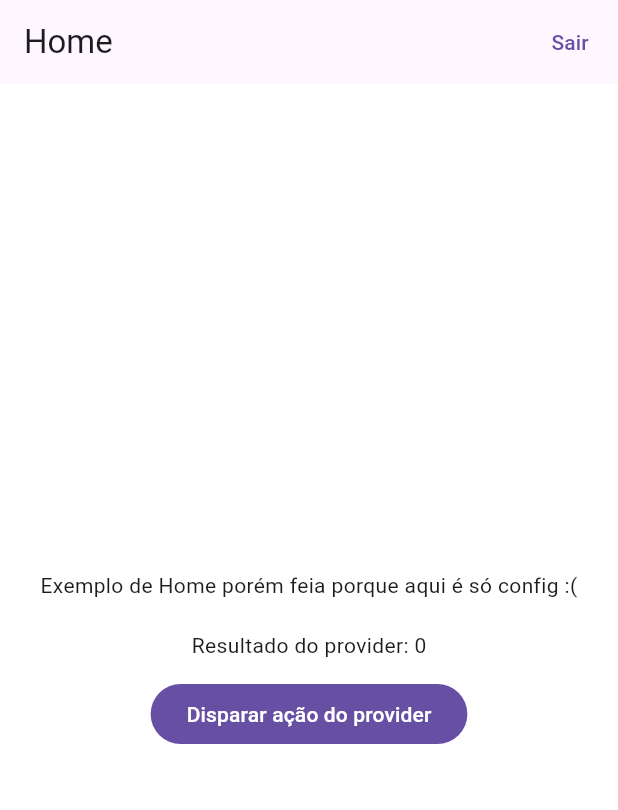
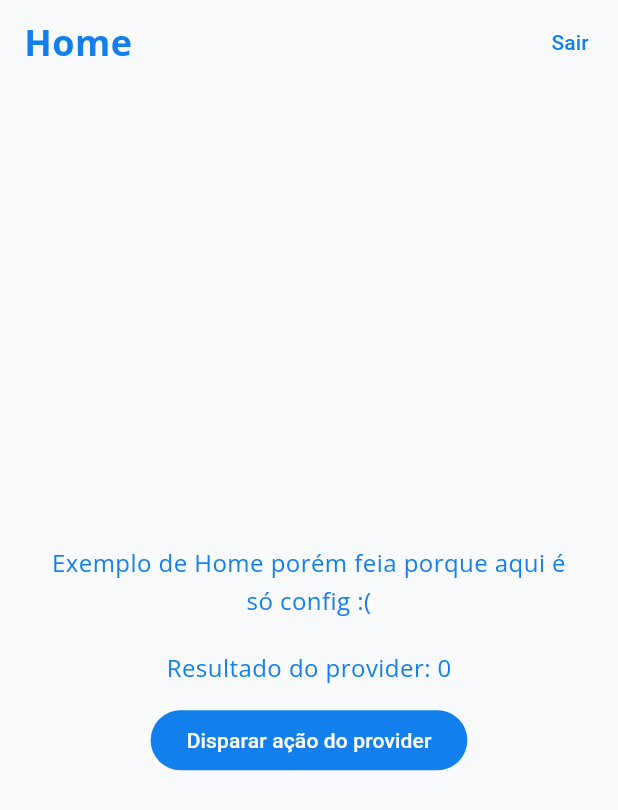
Before and after one commit to M0nicaVaz/fiap_hackathon, a Flutter app: the screen it shows after launch, after a tap on "Entrar", on a phone screen of 412 x 824 dp. Shown: the top 810 px of the screen. Run offline on Flutter 3.47's test engine with Material 3 defaults, Android fonts, the phone set to English and light mode, and no system bars; our stand-ins replace cloud_firestore, firebase_auth, firebase_core, get_it, go_router; accounts and stored records are empty.

Commit message:
feat: adiciona tipografia

```diff
--- a/lib/core/design_system/builder/design_system_builder.dart
+++ b/lib/core/design_system/builder/design_system_builder.dart
@@ -5,6 +5,21 @@ import 'package:fiap_hackathon/core/design_system/model/app_spacing.dart';
 import 'package:fiap_hackathon/core/design_system/model/app_typography.dart';
 import 'package:fiap_hackathon/core/design_system/tokens/spacing.dart';
 import 'package:fiap_hackathon/core/design_system/tokens/typography.dart';
+import 'package:flutter/material.dart';
+
+TextStyle _textStyle({
+  required double size,
+  required FontWeight weight,
+  required AccessibilityScale scale,
+}) {
+  return TextStyle(
+    fontFamily: 'Open Sans',
+    fontSize: size * scale.fontScale,
+    fontWeight: weight,
+    height: TypographyTokens.lineHeight,
+    letterSpacing: TypographyTokens.letterSpacing,
+  );
+}
 
 AppDesignSystem buildDesignSystem({
   required AppColors colors,
@@ -22,19 +37,41 @@ AppDesignSystem buildDesignSystem({
       xxxl: SpacingTokens.xxxl * scale.uiScale,
     ),
     typography: AppTypography(
-      fontFamily: 'Open Sans',
-      caption: TypographyTokens.caption * scale.fontScale,
-      label: TypographyTokens.label * scale.fontScale,
-      bodyMedium: TypographyTokens.bodyMedium * scale.fontScale,
-      bodyLarge: TypographyTokens.bodyLarge * scale.fontScale,
-      headingMedium: TypographyTokens.headingMedium * scale.fontScale,
-      headingLarge: TypographyTokens.headingLarge * scale.fontScale,
-      display: TypographyTokens.display * scale.fontScale,
-      regular: TypographyTokens.regular,
-      semiBold: TypographyTokens.semiBold,
-      bold: TypographyTokens.bold,
-      lineHeight: TypographyTokens.lineHeight,
-      letterSpacing: TypographyTokens.letterSpacing,
+      caption: _textStyle(
+        size: TypographyTokens.caption,
+        weight: TypographyTokens.regular,
+        scale: scale,
+      ),
+      label: _textStyle(
+        size: TypographyTokens.label,
+        weight: TypographyTokens.regular,
+        scale: scale,
+      ),
+      bodyMedium: _textStyle(
+        size: TypographyTokens.bodyMedium,
+        weight: TypographyTokens.regular,
+        scale: scale,
+      ),
+      bodyLarge: _textStyle(
+        size: TypographyTokens.bodyLarge,
+        weight: TypographyTokens.regular,
+        scale: scale,
+      ),
+      headingMedium: _textStyle(
+        size: TypographyTokens.headingMedium,
+        weight: TypographyTokens.semiBold,
+        scale: scale,
+      ),
+      headingLarge: _textStyle(
+        size: TypographyTokens.headingLarge,
+        weight: TypographyTokens.bold,
+        scale: scale,
+      ),
+      display: _textStyle(
+        size: TypographyTokens.display,
+        weight: TypographyTokens.bold,
+        scale: scale,
+      ),
     ),
   );
 }
--- a/lib/core/design_system/builder/theme_builder.dart
+++ b/lib/core/design_system/builder/theme_builder.dart
@@ -17,5 +17,14 @@ ThemeData buildTheme(AppDesignSystem ds) {
       onError: ds.colors.feedbackDangerLight,
       onSurface: ds.colors.primary,
     ),
+    textTheme: TextTheme(
+      bodySmall: ds.typography.caption,
+      labelMedium: ds.typography.label,
+      bodyMedium: ds.typography.bodyMedium,
+      bodyLarge: ds.typography.bodyLarge,
+      titleMedium: ds.typography.headingMedium,
+      titleLarge: ds.typography.headingLarge,
+      displayLarge: ds.typography.display,
+    ),
   );
 }
--- a/lib/core/design_system/model/app_typography.dart
+++ b/lib/core/design_system/model/app_typography.dart
@@ -1,22 +1,15 @@
 import 'package:flutter/material.dart';
 
 class AppTypography {
-  final String fontFamily;
-  final double caption;
-  final double label;
-  final double bodyMedium;
-  final double bodyLarge;
-  final double headingMedium;
-  final double headingLarge;
-  final double display;
-  final FontWeight regular;
-  final FontWeight semiBold;
-  final FontWeight bold;
-  final double lineHeight;
-  final double letterSpacing;
+  final TextStyle caption;
+  final TextStyle label;
+  final TextStyle bodyMedium;
+  final TextStyle bodyLarge;
+  final TextStyle headingMedium;
+  final TextStyle headingLarge;
+  final TextStyle display;
 
   const AppTypography({
-    required this.fontFamily,
     required this.caption,
     required this.label,
     required this.bodyMedium,
@@ -24,10 +17,5 @@ class AppTypography {
     required this.headingMedium,
     required this.headingLarge,
     required this.display,
-    required this.regular,
-    required this.semiBold,
-    required this.bold,
-    required this.lineHeight,
-    required this.letterSpacing,
   });
 }
--- a/lib/main.dart
+++ b/lib/main.dart
@@ -1,5 +1,6 @@
 import 'package:fiap_hackathon/core/design_system/accessibility/scale.dart';
 import 'package:fiap_hackathon/core/design_system/builder/design_system_builder.dart';
+import 'package:fiap_hackathon/core/design_system/builder/theme_builder.dart';
 import 'package:fiap_hackathon/core/design_system/provider/design_system_provider.dart';
 import 'package:fiap_hackathon/core/design_system/themes/color_themes.dart';
 import 'package:firebase_core/firebase_core.dart';
@@ -69,10 +70,7 @@ class _SeniorEaseAppState extends State<SeniorEaseApp> {
             ds: ds,
             child: MaterialApp.router(
               title: 'SeniorEase',
-              theme: ThemeData(
-                scaffoldBackgroundColor: ds.colors.background,
-                useMaterial3: true,
-              ),
+              theme: buildTheme(ds),
               routerConfig: _router,
             ),
           );
```
